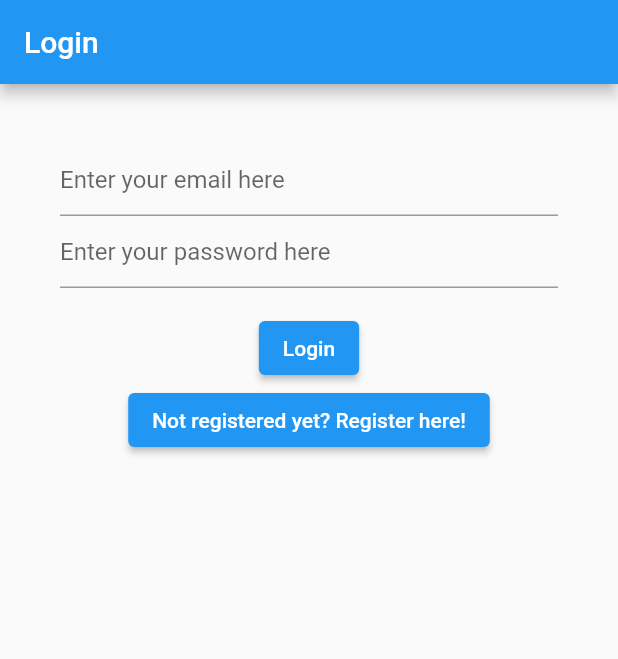
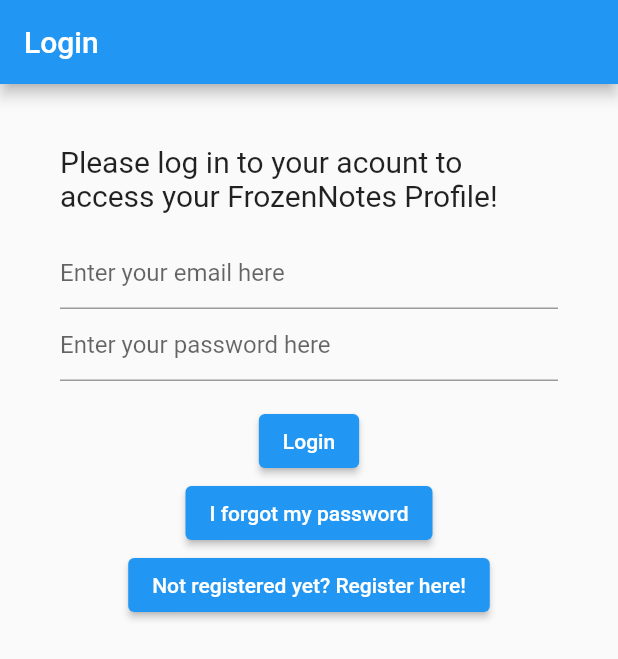
Before and after one commit to FrozenBirdXD/FrozenNotes, a Flutter app: the screen it shows after launch, on a phone screen of 412 x 824 dp. Shown: the top 659 px of the screen. Run offline on Flutter 3.47's test engine with Material 2 defaults, Android fonts, the phone set to English and light mode, and no system bars; our stand-ins replace bloc, cloud_firestore, equatable, firebase_auth, firebase_core, firebase_crashlytics and 2 more; accounts and stored records are empty; generated files the repository leaves out were written again.

Commit message:
makes view nicer & add forgot pass button

```diff
--- a/lib/views/login_view.dart
+++ b/lib/views/login_view.dart
@@ -53,7 +53,7 @@
           } else if (state.exception is GenericAuthException) {
             await showErrorDialog(
               context,
-              'Authentication error',
+              'Authentication error - Please try again.',
             );
           }
         }
@@ -64,6 +64,7 @@
           FocusScope.of(context).unfocus();
         },
         child: Scaffold(
+          resizeToAvoidBottomInset: false,
           appBar: AppBar(
             title: const Text('Login'),
           ),
@@ -71,6 +72,13 @@
             padding: const EdgeInsets.all(40.0),
             child: Column(
               children: [
+                const Text(
+                  'Please log in to your acount to access your FrozenNotes Profile!',
+                  style: TextStyle(fontSize: 20.0),
+                ),
+                const SizedBox(
+                  height: 16.0,
+                ),
                 // email text field
                 TextField(
                   controller: _email,
@@ -100,6 +108,7 @@
                     final email = _email.text;
                     final password = _password.text;
 
+                    FocusScope.of(context).unfocus(); // hide keyboard
                     // login
                     BlocProvider.of<AuthBloc>(context).add(
                       AuthLoginEvent(
@@ -107,9 +116,16 @@
                         password,
                       ),
                     );
-                    FocusScope.of(context).unfocus(); // hide keyboard
                   },
                   child: const Text('Login'),
+                ),
+                // Forgot password
+                ElevatedButton(
+                  onPressed: () {
+                    BlocProvider.of<AuthBloc>(context)
+                        .add(const AuthForgotPasswordEvent());
+                  },
+                  child: const Text('I forgot my password'),
                 ),
                 // Go to register view button
                 ElevatedButton(
```
Also changed, not shown: lib/views/register_view.dart (+10 -1 lines).
